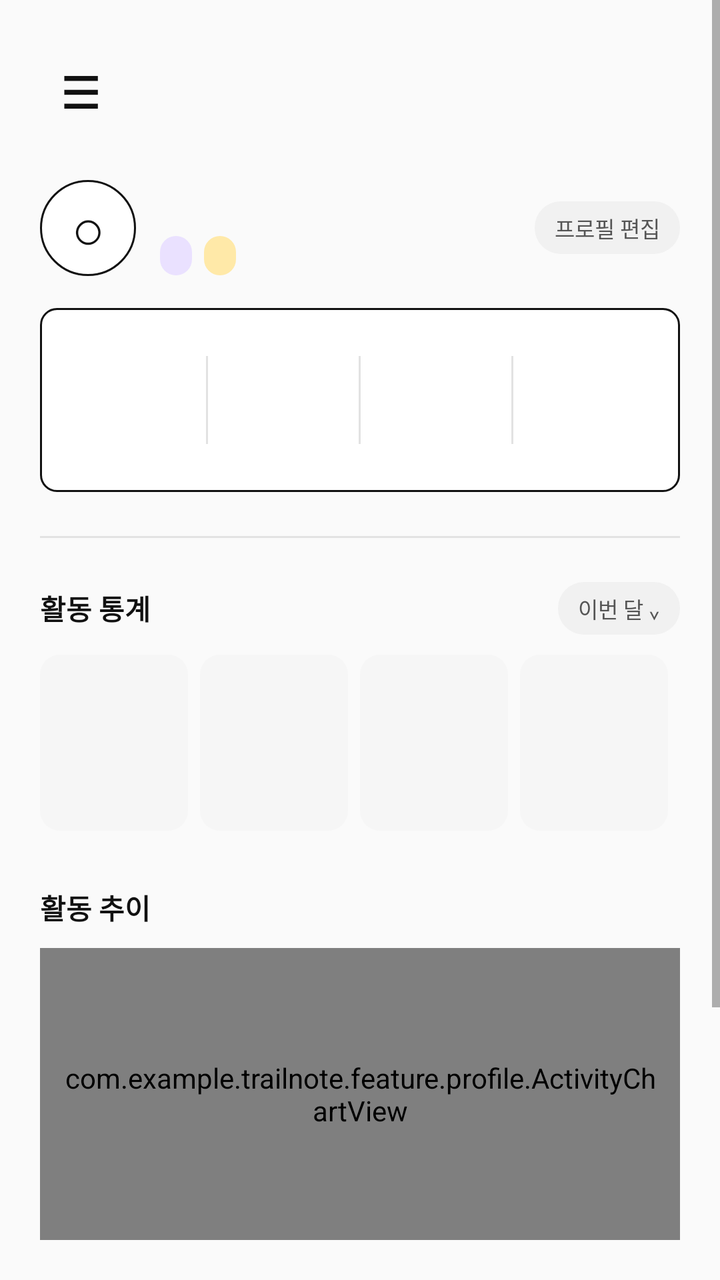
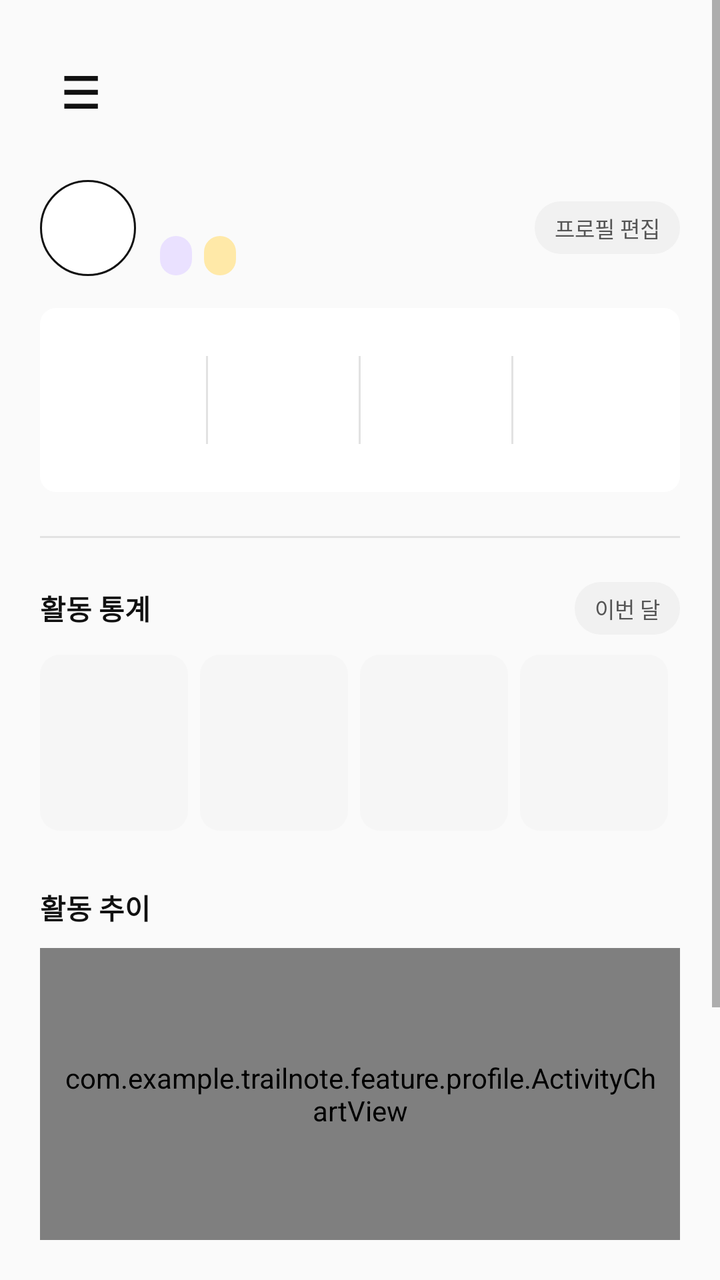

Screens rendered from an Android XML layout before and after an edit, with the pre-edit source and the edit as a unified diff.
<!-- AndroidManifest.xml: application theme Theme.TrailNote -->
<!-- res/layout/fragment_profile.xml -->
<?xml version="1.0" encoding="utf-8"?>
<ScrollView xmlns:android="http://schemas.android.com/apk/res/android"
    android:layout_width="match_parent"
    android:layout_height="match_parent"
    android:background="@drawable/bg_screen"
    android:fillViewport="true">

    <LinearLayout
        android:layout_width="match_parent"
        android:layout_height="wrap_content"
        android:orientation="vertical"
        android:padding="@dimen/screen_padding">

        <include layout="@layout/view_screen_header" />

        <LinearLayout
            android:id="@+id/profileHeader"
            android:layout_width="match_parent"
            android:layout_height="wrap_content"
            android:layout_marginTop="18dp"
            android:gravity="center_vertical"
            android:orientation="horizontal">

            <TextView
                android:layout_width="48dp"
                android:layout_height="48dp"
                android:background="@drawable/bg_profile_avatar"
                android:gravity="center"
                android:text="○"
                android:textColor="@color/trail_ink"
                android:textSize="28sp" />

            <LinearLayout
                android:layout_width="0dp"
                android:layout_height="wrap_content"
                android:layout_marginStart="12dp"
                android:layout_weight="1"
                android:orientation="vertical">

                <TextView
                    android:id="@+id/userNameText"
                    android:layout_width="wrap_content"
                    android:layout_height="wrap_content"
                    android:textColor="@color/trail_ink"
                    android:textSize="16sp"
                    android:textStyle="bold" />

                <LinearLayout
                    android:layout_width="wrap_content"
                    android:layout_height="wrap_content"
                    android:layout_marginTop="6dp"
                    android:orientation="horizontal">

                    <TextView
                        android:id="@+id/levelBadgeText"
                        android:layout_width="wrap_content"
                        android:layout_height="wrap_content"
                        android:background="@drawable/bg_profile_badge_level"
                        android:textColor="@color/trail_blue"
                        android:textSize="10sp"
                        android:textStyle="bold" />

                    <TextView
                        android:id="@+id/expBadgeText"
                        android:layout_width="wrap_content"
                        android:layout_height="wrap_content"
                        android:layout_marginStart="6dp"
                        android:background="@drawable/bg_profile_badge_exp"
                        android:textColor="@color/trail_text_secondary"
                        android:textSize="10sp" />
                </LinearLayout>
            </LinearLayout>

            <TextView
                android:layout_width="wrap_content"
                android:layout_height="wrap_content"
                android:background="@drawable/bg_profile_small_button"
                android:text="프로필 편집"
                android:textColor="@color/trail_text_secondary"
                android:textSize="11sp" />
        </LinearLayout>

        <LinearLayout
            android:id="@+id/summaryCard"
            android:layout_width="match_parent"
            android:layout_height="92dp"
            android:layout_marginTop="16dp"
            android:background="@drawable/bg_profile_summary_card"
            android:gravity="center"
            android:orientation="horizontal"
            android:padding="8dp">

            <include android:id="@+id/profileStatOne" layout="@layout/item_stat_card" />

            <View
                android:layout_width="1dp"
                android:layout_height="44dp"
                android:background="@color/trail_line" />

            <include android:id="@+id/profileStatTwo" layout="@layout/item_stat_card" />

            <View
                android:layout_width="1dp"
                android:layout_height="44dp"
                android:background="@color/trail_line" />

            <include android:id="@+id/profileStatThree" layout="@layout/item_stat_card" />

            <View
                android:layout_width="1dp"
                android:layout_height="44dp"
                android:background="@color/trail_line" />

            <include android:id="@+id/profileStatFour" layout="@layout/item_stat_card" />
        </LinearLayout>

        <View
            android:layout_width="match_parent"
            android:layout_height="1dp"
            android:layout_marginTop="22dp"
            android:background="@color/trail_line" />

        <LinearLayout
            android:layout_width="match_parent"
            android:layout_height="wrap_content"
            android:layout_marginTop="22dp"
            android:gravity="center_vertical"
            android:orientation="horizontal">

            <TextView
                style="@style/TrailText.Section"
                android:layout_width="0dp"
                android:layout_height="wrap_content"
                android:layout_weight="1"
                android:text="활동 통계" />

            <TextView
                android:layout_width="wrap_content"
                android:layout_height="wrap_content"
                android:background="@drawable/bg_profile_small_button"
                android:text="이번 달 ⌄"
                android:textColor="@color/trail_text_secondary"
                android:textSize="11sp" />
        </LinearLayout>

        <LinearLayout
            android:layout_width="match_parent"
            android:layout_height="88dp"
            android:layout_marginTop="10dp"
            android:orientation="horizontal">

            <include android:id="@+id/activityStatOne" layout="@layout/item_profile_activity_stat" />
            <include android:id="@+id/activityStatTwo" layout="@layout/item_profile_activity_stat" />
            <include android:id="@+id/activityStatThree" layout="@layout/item_profile_activity_stat" />
            <include android:id="@+id/activityStatFour" layout="@layout/item_profile_activity_stat" />
        </LinearLayout>

        <TextView
            style="@style/TrailText.Section"
            android:layout_width="match_parent"
            android:layout_height="wrap_content"
            android:layout_marginTop="28dp"
            android:text="활동 추이" />

        <com.example.trailnote.feature.profile.ActivityChartView
            android:id="@+id/activityChart"
            android:layout_width="match_parent"
            android:layout_height="146dp"
            android:layout_marginTop="10dp"
            android:background="@drawable/bg_chart_card"
            android:padding="10dp" />

        <View
            android:layout_width="match_parent"
            android:layout_height="1dp"
            android:layout_marginTop="22dp"
            android:background="@color/trail_line" />

        <LinearLayout
            android:layout_width="match_parent"
            android:layout_height="wrap_content"
            android:layout_marginTop="22dp"
            android:gravity="center_vertical"
            android:orientation="horizontal">

            <TextView
                style="@style/TrailText.Section"
                android:layout_width="0dp"
                android:layout_height="wrap_content"
                android:layout_weight="1"
                android:text="업적" />

            <TextView
                android:layout_width="wrap_content"
                android:layout_height="wrap_content"
                android:background="@drawable/bg_profile_small_button"
                android:text="전체보기"
                android:textColor="@color/trail_text_secondary"
                android:textSize="11sp" />
        </LinearLayout>

        <androidx.recyclerview.widget.RecyclerView
            android:id="@+id/achievementList"
            android:layout_width="match_parent"
            android:layout_height="92dp"
            android:layout_marginTop="10dp"
            android:nestedScrollingEnabled="false"
            android:overScrollMode="never" />
    </LinearLayout>
</ScrollView>
<!-- res/layout/view_screen_header.xml (included above) -->
<?xml version="1.0" encoding="utf-8"?>
<LinearLayout xmlns:android="http://schemas.android.com/apk/res/android"
    android:layout_width="match_parent"
    android:layout_height="52dp"
    android:gravity="center_vertical"
    android:orientation="horizontal">

    <TextView
        android:id="@+id/menuText"
        android:layout_width="40dp"
        android:layout_height="40dp"
        android:gravity="center"
        android:text="☰"
        android:textColor="@color/trail_ink"
        android:textSize="22sp"
        android:textStyle="bold" />

    <TextView
        android:id="@+id/headerTitle"
        android:layout_width="0dp"
        android:layout_height="wrap_content"
        android:layout_weight="1"
        android:gravity="center"
        android:textColor="@color/trail_ink"
        android:textSize="16sp"
        android:textStyle="bold" />

    <TextView
        android:id="@+id/headerAction"
        android:layout_width="40dp"
        android:layout_height="40dp"
        android:gravity="center"
        android:textColor="@color/trail_ink"
        android:textSize="19sp"
        android:textStyle="bold" />
</LinearLayout>
<!-- res/layout/item_stat_card.xml (included above) -->
<?xml version="1.0" encoding="utf-8"?>
<LinearLayout xmlns:android="http://schemas.android.com/apk/res/android"
    android:layout_width="0dp"
    android:layout_height="match_parent"
    android:layout_weight="1"
    android:gravity="center"
    android:orientation="vertical">

    <TextView
        android:id="@+id/iconText"
        android:layout_width="22dp"
        android:layout_height="18dp"
        android:gravity="center"
        android:textColor="@color/trail_blue"
        android:textSize="13sp" />

    <TextView
        android:id="@+id/titleText"
        android:layout_width="wrap_content"
        android:layout_height="wrap_content"
        android:layout_marginTop="3dp"
        android:gravity="center"
        android:textColor="@color/trail_text_secondary"
        android:textSize="10sp" />

    <TextView
        android:id="@+id/valueText"
        android:layout_width="wrap_content"
        android:layout_height="wrap_content"
        android:layout_marginTop="3dp"
        android:textColor="@color/trail_ink"
        android:textSize="15sp"
        android:textStyle="bold" />
</LinearLayout>
<!-- res/layout/item_profile_activity_stat.xml (included above) -->
<?xml version="1.0" encoding="utf-8"?>
<LinearLayout xmlns:android="http://schemas.android.com/apk/res/android"
    android:layout_width="0dp"
    android:layout_height="match_parent"
    android:layout_marginEnd="6dp"
    android:layout_weight="1"
    android:background="@drawable/bg_profile_tile"
    android:gravity="center_vertical"
    android:orientation="vertical"
    android:padding="10dp">

    <TextView
        android:id="@+id/titleText"
        android:layout_width="match_parent"
        android:layout_height="wrap_content"
        android:textColor="@color/trail_text_secondary"
        android:textSize="10sp" />

    <TextView
        android:id="@+id/valueText"
        android:layout_width="match_parent"
        android:layout_height="wrap_content"
        android:layout_marginTop="6dp"
        android:textColor="@color/trail_ink"
        android:textSize="15sp"
        android:textStyle="bold" />

    <TextView
        android:id="@+id/changeText"
        android:layout_width="match_parent"
        android:layout_height="wrap_content"
        android:layout_marginTop="5dp"
        android:textSize="10sp" />
</LinearLayout>
<!-- resources referenced by this layout -->
<resources>
  <color name="trail_blue">#FF7B61FF</color>
  <color name="trail_ink">#FF111111</color>
  <color name="trail_line">#FFE2E2E2</color>
  <color name="trail_text_secondary">#FF555555</color>
  <dimen name="screen_padding">20dp</dimen>
  <!-- drawable bg_chart_card (drawable) -->
  <?xml version="1.0" encoding="utf-8"?>
  <shape xmlns:android="http://schemas.android.com/apk/res/android">
      <solid android:color="@color/white" />
      <stroke android:width="1dp" android:color="@color/trail_line" />
      <corners android:radius="@dimen/card_radius" />
  </shape>
  <!-- drawable bg_profile_avatar (drawable) -->
  <?xml version="1.0" encoding="utf-8"?>
  <shape xmlns:android="http://schemas.android.com/apk/res/android" android:shape="oval">
      <solid android:color="@color/white" />
      <stroke android:width="1dp" android:color="@color/trail_ink" />
  </shape>
  <!-- drawable bg_profile_badge_exp (drawable) -->
  <?xml version="1.0" encoding="utf-8"?>
  <shape xmlns:android="http://schemas.android.com/apk/res/android">
      <solid android:color="@color/profile_badge_exp" />
      <corners android:radius="8dp" />
      <padding android:left="8dp" android:top="3dp" android:right="8dp" android:bottom="3dp" />
  </shape>
  <!-- drawable bg_profile_badge_level (drawable) -->
  <?xml version="1.0" encoding="utf-8"?>
  <shape xmlns:android="http://schemas.android.com/apk/res/android">
      <solid android:color="@color/profile_badge_level" />
      <corners android:radius="8dp" />
      <padding android:left="8dp" android:top="3dp" android:right="8dp" android:bottom="3dp" />
  </shape>
  <!-- drawable bg_profile_small_button (drawable) -->
  <?xml version="1.0" encoding="utf-8"?>
  <shape xmlns:android="http://schemas.android.com/apk/res/android">
      <solid android:color="@color/trail_chip" />
      <corners android:radius="13dp" />
      <padding android:left="10dp" android:top="5dp" android:right="10dp" android:bottom="5dp" />
  </shape>
  <!-- drawable bg_profile_summary_card (drawable) -->
  <?xml version="1.0" encoding="utf-8"?>
  <shape xmlns:android="http://schemas.android.com/apk/res/android">
      <solid android:color="@color/white" />
      <stroke android:width="1dp" android:color="@color/trail_ink" />
      <corners android:radius="@dimen/card_radius" />
  </shape>
  <!-- drawable bg_profile_tile (drawable) -->
  <?xml version="1.0" encoding="utf-8"?>
  <shape xmlns:android="http://schemas.android.com/apk/res/android">
      <solid android:color="@color/profile_card_soft" />
      <corners android:radius="10dp" />
  </shape>
  <!-- drawable bg_screen (drawable) -->
  <?xml version="1.0" encoding="utf-8"?>
  <shape xmlns:android="http://schemas.android.com/apk/res/android">
      <solid android:color="@color/trail_bg" />
  </shape>
  <style name="TrailText.Section" parent="TrailText.Base">
          <item name="android:textColor">@color/trail_ink</item>
          <item name="android:textSize">14sp</item>
          <item name="android:textStyle">bold</item>
      </style>
  <style name="Theme.TrailNote" parent="Theme.MaterialComponents.DayNight.NoActionBar">
          <item name="colorPrimary">@color/trail_ink</item>
          <item name="colorPrimaryVariant">@color/trail_ink</item>
          <item name="colorSecondary">@color/trail_ink</item>
          <item name="android:fontFamily">sans-serif</item>
          <item name="android:windowLightStatusBar">true</item>
          <item name="android:statusBarColor">@color/trail_bg</item>
          <item name="android:navigationBarColor">@color/white</item>
      </style>
  <color name="white">#FFFFFFFF</color>
  <dimen name="card_radius">8dp</dimen>
  <color name="profile_badge_exp">#FFFFE9A8</color>
  <color name="profile_badge_level">#FFEAE1FF</color>
  <color name="trail_chip">#FFF1F1F1</color>
  <color name="profile_card_soft">#FFF6F6F6</color>
  <color name="trail_bg">#FFFAFAFA</color>
  <style name="TrailText.Base">
          <item name="android:fontFamily">sans-serif</item>
      </style>
</resources>

<!-- the commit's change to res/layout/fragment_profile.xml (unified diff, before → after) -->
@@ -22,11 +22,11 @@
             android:orientation="horizontal">
 
             <TextView
+                android:id="@+id/avatarText"
                 android:layout_width="48dp"
                 android:layout_height="48dp"
                 android:background="@drawable/bg_profile_avatar"
                 android:gravity="center"
-                android:text="○"
                 android:textColor="@color/trail_ink"
                 android:textSize="28sp" />
 
@@ -72,10 +72,11 @@
             </LinearLayout>
 
             <TextView
+                android:id="@+id/editProfileButton"
                 android:layout_width="wrap_content"
                 android:layout_height="wrap_content"
                 android:background="@drawable/bg_profile_small_button"
-                android:text="프로필 편집"
+                android:text="&#54532;&#47196;&#54596; &#54200;&#51665;"
                 android:textColor="@color/trail_text_secondary"
                 android:textSize="11sp" />
         </LinearLayout>
@@ -132,13 +133,13 @@
                 android:layout_width="0dp"
                 android:layout_height="wrap_content"
                 android:layout_weight="1"
-                android:text="활동 통계" />
+                android:text="&#54876;&#46041; &#53685;&#44228;" />
 
             <TextView
                 android:layout_width="wrap_content"
                 android:layout_height="wrap_content"
                 android:background="@drawable/bg_profile_small_button"
-                android:text="이번 달 ⌄"
+                android:text="&#51060;&#48264; &#45804;"
                 android:textColor="@color/trail_text_secondary"
                 android:textSize="11sp" />
         </LinearLayout>
@@ -160,7 +161,7 @@
             android:layout_width="match_parent"
             android:layout_height="wrap_content"
             android:layout_marginTop="28dp"
-            android:text="활동 추이" />
+            android:text="&#54876;&#46041; &#52628;&#51060;" />
 
         <com.example.trailnote.feature.profile.ActivityChartView
             android:id="@+id/activityChart"
@@ -188,13 +189,14 @@
                 android:layout_width="0dp"
                 android:layout_height="wrap_content"
                 android:layout_weight="1"
-                android:text="업적" />
-
-            <TextView
+                android:text="&#50629;&#51201;" />
+
+            <TextView
+                android:id="@+id/achievementAllButton"
                 android:layout_width="wrap_content"
                 android:layout_height="wrap_content"
                 android:background="@drawable/bg_profile_small_button"
-                android:text="전체보기"
+                android:text="&#51204;&#52404;&#48372;&#44592;"
                 android:textColor="@color/trail_text_secondary"
                 android:textSize="11sp" />
         </LinearLayout>
@@ -244,6 +246,17 @@
         android:textColor="@color/trail_ink"
         android:textSize="19sp"
         android:textStyle="bold" />
+
+    <TextView
+        android:id="@+id/headerMore"
+        android:layout_width="40dp"
+        android:layout_height="40dp"
+        android:gravity="center"
+        android:text="&#183;&#183;&#183;"
+        android:textColor="@color/trail_ink"
+        android:textSize="19sp"
+        android:textStyle="bold"
+        android:visibility="gone" />
 </LinearLayout>
 <!-- res/layout/item_stat_card.xml (included above) -->
 <?xml version="1.0" encoding="utf-8"?>
<!-- resource entries referenced after the edit -->
@@ -43,7 +43,6 @@
   <?xml version="1.0" encoding="utf-8"?>
   <shape xmlns:android="http://schemas.android.com/apk/res/android">
       <solid android:color="@color/white" />
-      <stroke android:width="1dp" android:color="@color/trail_ink" />
       <corners android:radius="@dimen/card_radius" />
   </shape>
   <!-- drawable bg_profile_tile (drawable) -->
